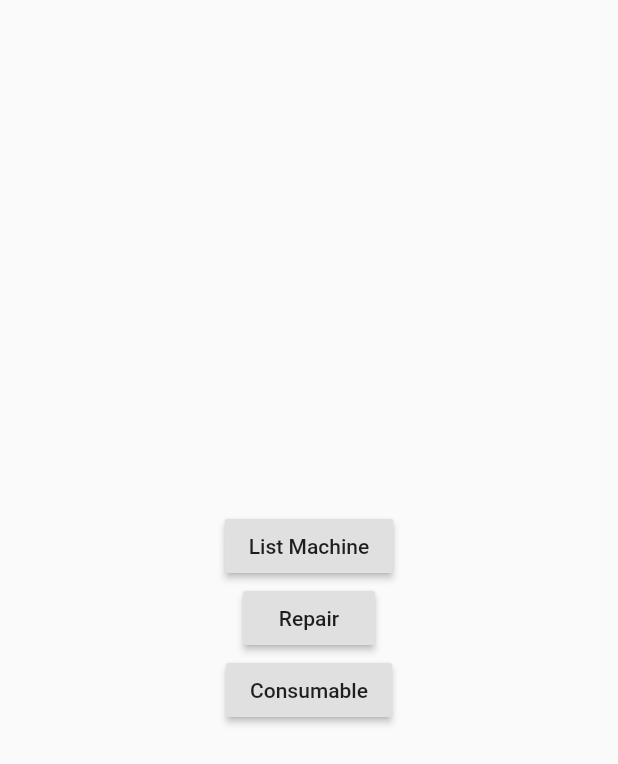
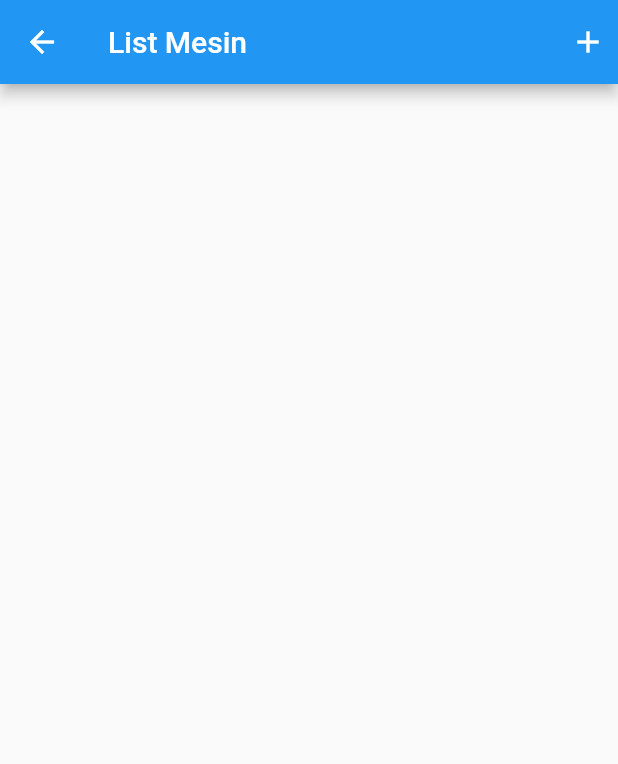
Before and after one commit to Ghannyerlangga/maintenance_apps, a Flutter app: the Tools widget shown alone on an empty page, opened directly, after a tap on "List Machine", on a phone screen of 412 x 824 dp. Shown: the top 764 px of the screen. Run offline on Flutter 3.47's test engine with Material 2 defaults, Android fonts, the phone set to English and light mode, and no system bars; our stand-ins replace cloud_firestore, firebase_auth, flutter_spinkit, pdf; missing offline and left inert: flutter_barcode_scanner, flutter_full_pdf_viewer, flutter_pdfview, flutter_plugin_pdf_viewer; accounts and stored records are empty.

Commit message:
tools 05-07-2020

```diff
--- a/lib/Screen/tools.dart
+++ b/lib/Screen/tools.dart
@@ -1,4 +1,5 @@
 import 'package:flutter/material.dart';
+import 'package:maintenance_apps/Screen/tools/list_mesin.dart';
 
 class Tools extends StatelessWidget {
   @override
@@ -11,7 +12,10 @@ class Tools extends StatelessWidget {
             RaisedButton(
               child: Text('List Machine'),
               onPressed: (){
-
+                Navigator.of(context).push(MaterialPageRoute(
+                  builder:(contex){
+                    return ListMesin();
+                  } ));
               }),
             RaisedButton(
               child: Text('Repair'),
--- /dev/null
+++ b/lib/Screen/tools/list_mesin.dart
@@ -0,0 +1,90 @@
+import 'package:cloud_firestore/cloud_firestore.dart';
+import 'package:flutter/material.dart';
+import 'package:maintenance_apps/Screen/laporan/harian.dart';
+import 'package:maintenance_apps/Screen/tools/tambah_mesin.dart';
+import 'package:maintenance_apps/models/mesin.dart';
+
+class ListMesin extends StatefulWidget {
+  @override
+  _ListMesinState createState() => _ListMesinState();
+}
+
+class _ListMesinState extends State<ListMesin> {
+
+  Future<QuerySnapshot> data;
+  List<DocumentSnapshot> document;
+
+
+
+  @override
+  void initState() {
+    // TODO: implement initState
+
+    data = database.getMesin();
+    super.initState();
+  }
+
+  @override
+  Widget build(BuildContext context) {
+    return Scaffold(
+      appBar: AppBar(
+        actions: [
+          GestureDetector(
+              onTap: (){
+                Navigator.of(context).pushReplacement(MaterialPageRoute(
+                  builder:(context){
+                    return TambahMesin();
+                  } ));
+              },
+              child: Padding(
+              padding: const EdgeInsets.only(right: 8.0),
+              child: Icon(Icons.add),
+            ),
+          )
+        ],
+        title: Text('List Mesin'),
+      ),
+      body: FutureBuilder<QuerySnapshot>(
+        future: data,
+        builder: (builder,snapshot){
+          if(!snapshot.hasData){
+            return Center(
+              child: CircularProgressIndicator(),
+            );
+          }
+          document = snapshot.data.documents;
+          return ListView.builder(
+            itemCount: document.length,
+            itemBuilder: (contex,index){
+              String nama = document[index].data['nama'];
+              String jenis = document[index].data['jenis'];
+              String kapasitas = document[index].data['kapasitas'];
+              String jumlah = document[index].data['jumlah'];
+              String lokasi = document[index].data['lokasi'];
+              String keterangan = document[index].data['keterangan'];
+             return Padding(
+               padding: const EdgeInsets.all(8.0),
+               child: Card(
+                  child: Padding(
+                    padding: const EdgeInsets.all(8.0),
+                    child: Column(
+                      crossAxisAlignment: CrossAxisAlignment.start,
+                      children: [
+                        Text('No : '+(index+1).toString()),
+                        Text('Nama Mesin : '+nama),
+                        Text('Jenis Mesin : '+jenis),
+                        Text('Kapasitas : '+kapasitas),
+                        Text('Jumlah : '+jumlah),
+                        Text('Lokasi : '+lokasi),
+                        Text('Keterangan : '+keterangan)
+                      ],
+                    ),
+                  ),
+                ),
+             );
+            });
+        }),
+
+    );
+  }
+}
--- a/lib/models/mesin.dart
+++ b/lib/models/mesin.dart
@@ -6,10 +6,14 @@ class Mesin {
     String nama;
     String jenis;
     String kode;
+    String kapasitas;
+    String jumlah;
+    String lokasi;
+    String keterangan;
 
     DocumentReference refernce;
 
-    Mesin(this.jenis,this.kode,this.nama);
+    Mesin(this.nama,this.jenis,this.kode,this.kapasitas,this.jumlah,this.lokasi,this.keterangan);
 
     factory Mesin.fromSnapshot(DocumentSnapshot snapshot){
       Mesin newMesin = Mesin.fromJson(snapshot.data);
@@ -27,11 +31,19 @@ Mesin _mesinFromJson(Map<dynamic,dynamic> json){
     json['nama'] as String,
     json['jenis'] as String,
     json['kode'] as String,
+    json['kapasitas'] as String,
+    json['jumlah'] as String,
+    json['lokasi'] as String,
+    json['keterangan'] as String
   );
 }
 
 Map<dynamic,dynamic> _mesinToJson(Mesin instance) => <String, dynamic>{
   'nama' : instance.nama,
   'jenis' : instance.jenis,
-  'kode' : instance.kode
+  'kode' : instance.kode,
+  'keterangan' : instance.keterangan,
+  'jumlah' : instance.jumlah,
+  'lokasi' : instance.lokasi,
+  'keterangan' : instance.keterangan
 };
```
Also changed, not shown: lib/Screen/tools/tambah_mesin.dart (added, +84 -0 lines), lib/Services/database.dart (+12 -0 lines), 3 other files.
